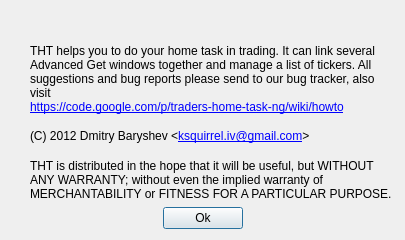
HappySeaFox/tht, file about.ui: the form before one commit.
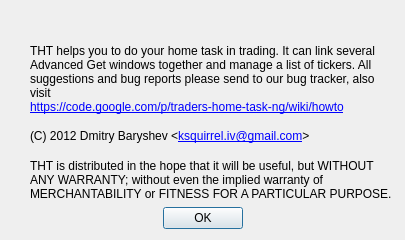
The form after the commit. Icons and pictures are not drawn.

Commit message: Cosmetic change in about dialog

```diff
--- a/about.ui
+++ b/about.ui
@@ -115,7 +115,7 @@
    <item row="1" column="1">
     <widget class="QPushButton" name="pushButton">
      <property name="text">
-      <string>Ok</string>
+      <string>OK</string>
      </property>
     </widget>
    </item>
```
The commit also changes 3 other files.
